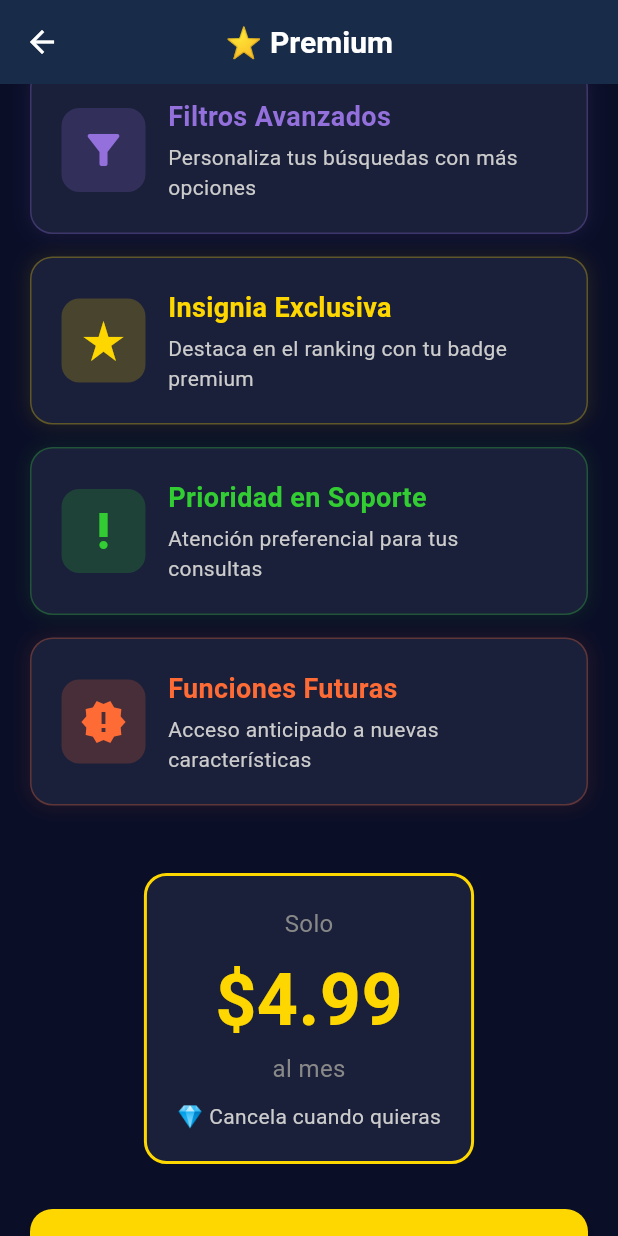
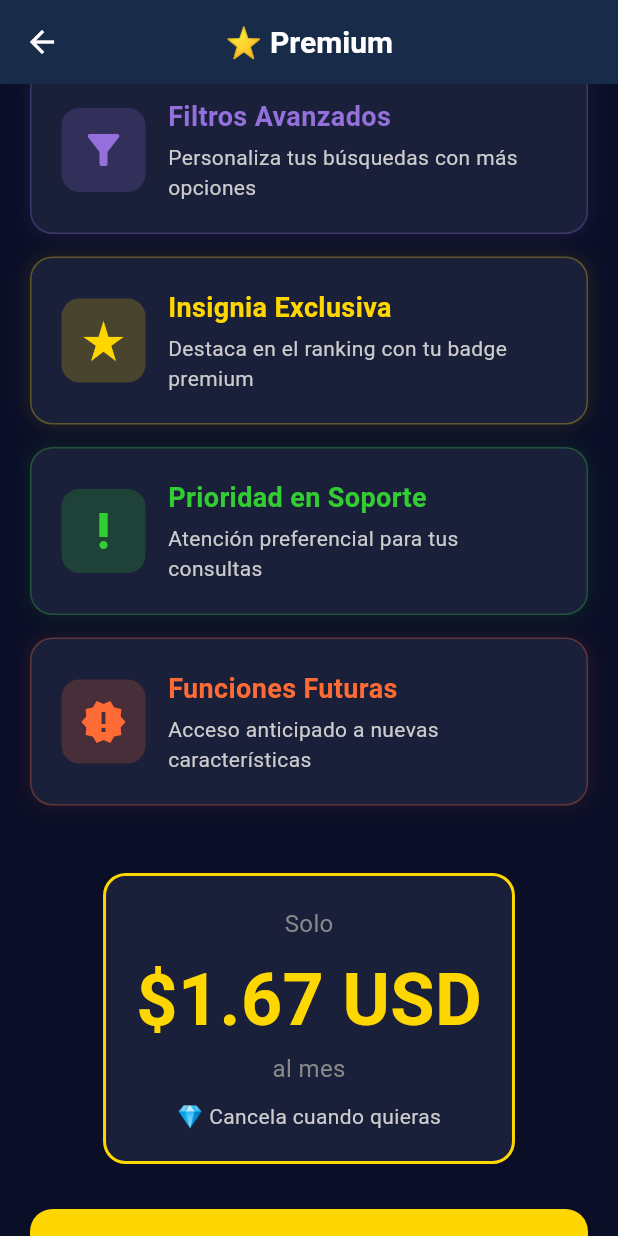
Before and after one commit to CRONOBREAK17/a-donde-vamos-app, a Flutter app: the PremiumScreen screen opened by its route, scrolled down 576 dp, on a phone screen of 412 x 824 dp. Run offline on Flutter 3.47's test engine with Material 3 defaults, Android fonts, the phone set to English and light mode, and no system bars; our stand-ins replace geolocator, google_maps_flutter, google_mobile_ads, image_picker, shared_preferences, supabase_flutter; accounts and stored records are empty; network calls fail.

```diff
--- /dev/null
+++ b/a_donde_vamos/lib/core/utils/currency_utils.dart
@@ -0,0 +1,123 @@
+// lib/core/utils/currency_utils.dart
+import 'dart:io';
+import 'package:intl/intl.dart';
+
+class CurrencyUtils {
+  // Precio base en USD
+  static const double basePriceUSD = 1.67; // $30 MXN ≈ $1.67 USD
+
+  /// Obtener información de moneda basada en el locale del dispositivo
+  static Map<String, dynamic> getCurrencyInfo() {
+    // Obtener locale del sistema
+    final locale = Platform.localeName; // ej: "es_MX", "en_US", "es_AR"
+    final countryCode = locale.split('_').length > 1
+        ? locale.split('_')[1]
+        : 'US';
+
+    // Tasas de conversión aproximadas (puedes usar una API para valores en tiempo real)
+    final Map<String, Map<String, dynamic>> currencies = {
+      'MX': {
+        'symbol': '\$',
+        'name': 'MXN',
+        'rate': 18.0,
+        'decimals': 0,
+      }, // Peso Mexicano
+      'US': {
+        'symbol': '\$',
+        'name': 'USD',
+        'rate': 1.0,
+        'decimals': 2,
+      }, // Dólar
+      'AR': {
+        'symbol': '\$',
+        'name': 'ARS',
+        'rate': 350.0,
+        'decimals': 0,
+      }, // Peso Argentino
+      'CL': {
+        'symbol': '\$',
+        'name': 'CLP',
+        'rate': 900.0,
+        'decimals': 0,
+      }, // Peso Chileno
+      'CO': {
+        'symbol': '\$',
+        'name': 'COP',
+        'rate': 4000.0,
+        'decimals': 0,
+      }, // Peso Colombiano
+      'PE': {
+        'symbol': 'S/',
+        'name': 'PEN',
+        'rate': 3.7,
+        'decimals': 2,
+      }, // Sol Peruano
+      'ES': {'symbol': '€', 'name': 'EUR', 'rate': 0.92, 'decimals': 2}, // Euro
+      'GB': {
+        'symbol': '£',
+        'name': 'GBP',
+        'rate': 0.79,
+        'decimals': 2,
+      }, // Libra
+      'BR': {
+        'symbol': 'R\$',
+        'name': 'BRL',
+        'rate': 5.0,
+        'decimals': 2,
+      }, // Real Brasileño
+      'VE': {
+        'symbol': 'Bs',
+        'name': 'VES',
+        'rate': 36.0,
+        'decimals': 2,
+      }, // Bolívar
+    };
+
+    // Obtener moneda del país o usar USD por defecto
+    final currencyData = currencies[countryCode] ?? currencies['US']!;
+    final rate = currencyData['rate'] as double;
+    final price = basePriceUSD * rate;
+
+    return {
+      'symbol': currencyData['symbol'],
+      'code': currencyData['name'],
+      'price': price,
+      'decimals': currencyData['decimals'],
+      'countryCode': countryCode,
+    };
+  }
+
+  /// Formatear precio según la moneda
+  static String formatPrice(Map<String, dynamic> currencyInfo) {
+    final price = currencyInfo['price'] as double;
+    final decimals = currencyInfo['decimals'] as int;
+    final symbol = currencyInfo['symbol'] as String;
+    final code = currencyInfo['code'] as String;
+
+    if (decimals == 0) {
+      // Sin decimales (pesos mexicanos, argentinos, chilenos, etc)
+      return '$symbol${price.round()} $code';
+    } else {
+      // Con decimales (USD, EUR, etc)
+      return '$symbol${price.toStringAsFixed(decimals)} $code';
+    }
+  }
+
+  /// Obtener texto completo del precio
+  static String getPriceText() {
+    final info = getCurrencyInfo();
+    return formatPrice(info);
+  }
+
+  /// Obtener símbolo de moneda
+  static String getCurrencySymbol() {
+    final info = getCurrencyInfo();
+    return info['symbol'] as String;
+  }
+
+  /// Obtener código de moneda
+  static String getCurrencyCode() {
+    final info = getCurrencyInfo();
+    return info['code'] as String;
+  }
+}
--- a/a_donde_vamos/lib/presentation/screens/premium_screen.dart
+++ b/a_donde_vamos/lib/presentation/screens/premium_screen.dart
@@ -1,6 +1,7 @@
 // lib/presentation/screens/premium_screen.dart
 import 'package:flutter/material.dart';
 import '../../core/constants/app_colors.dart';
+import '../../core/utils/currency_utils.dart';
 
 class PremiumScreen extends StatelessWidget {
   const PremiumScreen({super.key});
@@ -123,27 +124,27 @@ class PremiumScreen extends StatelessWidget {
                 borderRadius: BorderRadius.circular(15),
                 border: Border.all(color: const Color(0xFFFFD700), width: 2),
               ),
-              child: const Column(
+              child: Column(
                 children: [
-                  Text(
+                  const Text(
                     'Solo',
                     style: TextStyle(fontSize: 16, color: AppColors.textMuted),
                   ),
-                  SizedBox(height: 5),
+                  const SizedBox(height: 5),
                   Text(
-                    '\$4.99',
-                    style: TextStyle(
+                    CurrencyUtils.getPriceText(),
+                    style: const TextStyle(
                       fontSize: 48,
                       fontWeight: FontWeight.bold,
                       color: Color(0xFFFFD700),
                     ),
                   ),
-                  Text(
+                  const Text(
                     'al mes',
                     style: TextStyle(fontSize: 16, color: AppColors.textMuted),
                   ),
-                  SizedBox(height: 10),
-                  Text(
+                  const SizedBox(height: 10),
+                  const Text(
                     '💎 Cancela cuando quieras',
                     style: TextStyle(
                       fontSize: 14,
```
Also changed, not shown: a_donde_vamos/lib/presentation/screens/dashboard_screen.dart (+207 -43 lines), a_donde_vamos/lib/presentation/screens/profile_screen.dart (+7 -6 lines), 4 other files.
